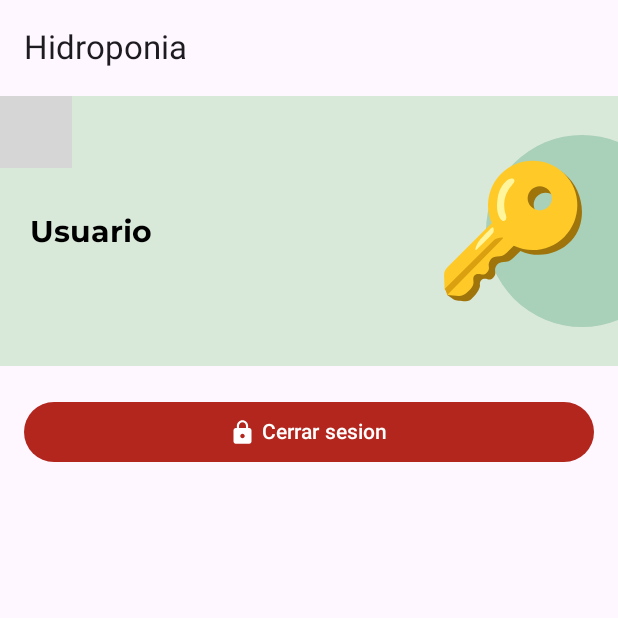
After one commit to GDeGilberto/Hidroponia, an Android app built with Jetpack Compose: the ProfileScreen screen opened through its navigation route, on a phone screen of 412 x 824 dp, the top half of it. The commit adds this screen. Run offline under Robolectric (Android 15) with nearby library versions, the phone set to English and light mode, and no system bars; our stand-ins replace livedata-compose; 3 statements that could not run were skipped; grey boxes are pictures that could not be loaded.

Commit message:
add ProfileScreen but log off

```diff
--- a/app/src/main/java/com/inercy/hidroponia/ui/components/HeaderTitleSimple.kt
+++ b/app/src/main/java/com/inercy/hidroponia/ui/components/HeaderTitleSimple.kt
@@ -27,15 +27,14 @@ import com.inercy.hidroponia.ui.theme.HidroponiaTheme
 /**
  * @param text title of the header
  * @param img image or icon displayed in the header
- * @param description description of the image for accessibility purposes
  */
 @Composable
 fun HeaderTitleSimple(
     text: String = "Title",
     img: Int = R.drawable.greenhouseisometric,
-    description: String = "Image description"
+    modifier: Modifier = Modifier
 ) {
-    Box(modifier = Modifier
+    Box(modifier = modifier
         .fillMaxWidth()
         .height(180.dp)
         .background(color = Color(0xFFD9E9D9))){
@@ -61,7 +60,7 @@ fun HeaderTitleSimple(
 
             Image(
                 painter = painterResource(id = img),
-                contentDescription = description,
+                contentDescription = null,
                 modifier = Modifier.size(100.dp)
             )
         }
--- a/app/src/main/java/com/inercy/hidroponia/ui/navigation/AppNavHost.kt
+++ b/app/src/main/java/com/inercy/hidroponia/ui/navigation/AppNavHost.kt
@@ -6,8 +6,8 @@ import androidx.navigation.NavHostController
 import androidx.navigation.compose.NavHost
 import androidx.navigation.compose.composable
 import com.inercy.hidroponia.ui.screens.GreenHouseScreen
-import com.inercy.hidroponia.ui.screens.auth.AuthViewModel
-import com.inercy.hidroponia.ui.screens.auth.LoginScreen
+import com.inercy.hidroponia.ui.screens.ProfileScreen
+import com.inercy.hidroponia.ui.screens.login.LoginScreen
 import com.inercy.hidroponia.ui.screens.home.HomeScreen
 
 /**
@@ -27,13 +27,13 @@ fun AppNavHost(
             LoginScreen(navController = navController)
         }
         composable(route = AppDestination.Home.route) {
-            HomeScreen(
-                navController = navController,
-                authViewModel = authViewModel,
-            )
+            HomeScreen()
         }
         composable(route = AppDestination.GreenHouse.route) {
             GreenHouseScreen()
         }
+        composable(route = AppDestination.Profile.route) {
+            ProfileScreen(navController = navController)
+        }
     }
 }
--- a/app/src/main/java/com/inercy/hidroponia/ui/navigation/AppTopBar.kt
+++ b/app/src/main/java/com/inercy/hidroponia/ui/navigation/AppTopBar.kt
@@ -3,6 +3,7 @@ package com.inercy.hidroponia.ui.navigation
 import androidx.compose.foundation.layout.RowScope
 import androidx.compose.material.icons.Icons
 import androidx.compose.material.icons.automirrored.filled.ArrowBack
+import androidx.compose.material.icons.filled.Person
 import androidx.compose.material3.ExperimentalMaterial3Api
 import androidx.compose.material3.Icon
 import androidx.compose.material3.IconButton
@@ -12,6 +13,7 @@ import androidx.compose.material3.TopAppBar
 import androidx.compose.material3.TopAppBarDefaults
 import androidx.compose.runtime.Composable
 import androidx.compose.ui.res.stringResource
+import androidx.navigation.NavController
 import com.inercy.hidroponia.R
 
 @OptIn(ExperimentalMaterial3Api::class)
@@ -49,3 +51,14 @@ fun BackButton(navigateUp: () -> Unit = {}) {
         )
     }
 }
+
+@Composable
+fun ProfileButton(navController: NavController) {
+    IconButton(onClick = { navController.navigate(AppDestination.Profile.route) }) {
+        Icon(
+            imageVector = Icons.Default.Person, // Necesitarás importar Icons.Default.Person
+            contentDescription = "Perfil",
+            tint = MaterialTheme.colorScheme.onSurface
+        )
+    }
+}
--- a/app/src/main/java/com/inercy/hidroponia/ui/navigation/Destinations.kt
+++ b/app/src/main/java/com/inercy/hidroponia/ui/navigation/Destinations.kt
@@ -19,6 +19,12 @@ sealed class AppDestination(
         title = "Inicio de sesion",
         showInNavigation = false,
         showBackButton = false
+    )
+    object Profile : AppDestination(
+        route = "profile",
+        icon = Icons.Filled.Lock,
+        title = "Perfil",
+        showBackButton = true
     )
     object Home : AppDestination(
         route = "Home",
--- /dev/null
+++ b/app/src/main/java/com/inercy/hidroponia/ui/screens/ProfileScreen.kt
@@ -0,0 +1,109 @@
+package com.inercy.hidroponia.ui.screens
+
+import androidx.compose.foundation.background
+import androidx.compose.foundation.layout.Arrangement
+import androidx.compose.foundation.layout.Box
+import androidx.compose.foundation.layout.Column
+import androidx.compose.foundation.layout.fillMaxWidth
+import androidx.compose.foundation.layout.padding
+import androidx.compose.foundation.layout.size
+import androidx.compose.material.icons.Icons
+import androidx.compose.material.icons.filled.Https
+import androidx.compose.material3.ButtonDefaults
+import androidx.compose.material3.FilledTonalButton
+import androidx.compose.material3.Icon
+import androidx.compose.material3.MaterialTheme
+import androidx.compose.material3.Surface
+import androidx.compose.material3.Text
+import androidx.compose.runtime.Composable
+import androidx.compose.runtime.LaunchedEffect
+import androidx.compose.runtime.livedata.observeAsState
+import androidx.compose.ui.Modifier
+import androidx.compose.ui.res.stringResource
+import androidx.compose.ui.tooling.preview.Preview
+import androidx.compose.ui.unit.dp
+import androidx.lifecycle.viewmodel.compose.viewModel
+import androidx.navigation.NavController
+import androidx.navigation.compose.rememberNavController
+import com.inercy.hidroponia.R
+import com.inercy.hidroponia.ui.components.HeaderTitleSimple
+import com.inercy.hidroponia.ui.navigation.AppDestination
+import com.inercy.hidroponia.ui.screens.login.AuthState
+import com.inercy.hidroponia.ui.screens.login.LoginViewModel
+import com.inercy.hidroponia.ui.theme.HidroponiaTheme
+
+@Composable
+fun ProfileScreen(
+    navController: NavController,
+    viewModel: LoginViewModel = viewModel()
+) {
+    val authState = viewModel.authState.observeAsState()
+
+    LaunchedEffect(authState.value) {
+        when (authState.value) {
+            is AuthState.Unauthenticated -> navController.navigate(AppDestination.Login.route)
+            else -> Unit
+        }
+    }
+
+    Surface {
+        Column(
+            verticalArrangement = Arrangement.spacedBy(10.dp)
+        ) {
+            HeaderTitleSimple(
+                text = stringResource(R.string.user),
+                img = R.drawable.key,
+                modifier = Modifier.background(MaterialTheme.colorScheme.onErrorContainer)
+            )
+            Box(
+                modifier = Modifier.padding(horizontal = 16.dp, vertical = 10.dp)
+            ) {
+                ButtonLogOut(loginViewModel = viewModel)
+            }
+
+        }
+    }
+}
+
+@Composable
+fun ButtonLogOut(
+    loginViewModel: LoginViewModel,
+    modifier: Modifier = Modifier
+) {
+    FilledTonalButton(
+        onClick = { loginViewModel.signOut() },
+        enabled = true,
+        colors = ButtonDefaults.filledTonalButtonColors(
+            containerColor = MaterialTheme.colorScheme.error,
+            contentColor = MaterialTheme.colorScheme.onError
+        ),
+        modifier = modifier.fillMaxWidth()
+    ) {
+        Icon(
+            imageVector = Icons.Filled.Https,
+            contentDescription = null,
+            modifier = modifier.size(ButtonDefaults.IconSize)
+        )
+        Text(text = stringResource(R.string.log_off), modifier.padding(start = 4.dp))
+    }
+}
+
+@Preview
+@Composable
+fun ProfileScreenPreview() {
+    val loginViewModel = LoginViewModel()
+    val navController = rememberNavController()
+    HidroponiaTheme(darkTheme = false) {
+        ProfileScreen(navController, loginViewModel)
+    }
+}
+
+@Preview
+@Composable
+fun ProfileScreenDarkPreview() {
+    val loginViewModel = LoginViewModel()
+    val navController = rememberNavController()
+    HidroponiaTheme(darkTheme = true) {
+        ProfileScreen(navController, loginViewModel)
+    }
+}
--- /dev/null
+++ b/app/src/main/res/drawable/key.xml
@@ -0,0 +1,21 @@
+<vector xmlns:android="http://schemas.android.com/apk/res/android"
+    android:width="60dp"
+    android:height="60dp"
+    android:viewportWidth="60"
+    android:viewportHeight="60">
+  <path
+      android:pathData="M50.516,7.107C43.719,1.725 33.673,4.182 28.616,8.607C22.953,13.557 22.794,21.38 25.742,27.769L5.314,47.818C4.484,48.633 3.631,54.469 3.673,55.618L6.439,57.549C6.439,57.549 11.122,58.95 13.161,57.357C15.2,55.763 16.991,52.875 16.78,51.577C16.658,50.832 16.817,50.138 17.3,49.664C17.9,49.074 18.856,48.975 19.826,49.299C20.572,49.547 21.402,49.336 21.959,48.788L22.156,48.596C22.948,47.855 23.037,46.993 22.883,46.271C22.644,45.15 23.052,44.222 23.68,43.402C24.223,42.689 25.255,42.389 26.155,42.375C27.777,42.352 28.826,42.005 29.975,40.88L32.966,37.955C39.697,40.955 47.951,39.6 53.309,33.886C60.181,26.555 58.423,13.369 50.516,7.107ZM46.466,22.739C44.591,24.577 41.553,24.577 39.678,22.739C37.803,20.902 37.803,17.916 39.678,16.079C41.553,14.241 44.591,14.241 46.466,16.079C48.341,17.916 48.341,20.902 46.466,22.739Z"
+      android:fillColor="#9E740B"/>
+  <path
+      android:pathData="M50.519,7.106C43.544,0.131 32.238,0.131 25.263,7.106C19.924,12.445 18.677,20.316 21.508,26.845L3.672,44.569C3.257,44.983 2.932,45.478 2.717,46.023C2.501,46.568 2.4,47.152 2.42,47.737L2.627,53.245C3.644,53.817 3.677,55.622 3.677,55.622L8.317,55.978C9.503,56.016 10.652,55.561 11.486,54.727L12.958,53.255C13.877,52.336 14.397,51.037 14.167,49.763C14.022,48.97 14.181,48.23 14.683,47.728C15.274,47.138 16.197,47.025 17.149,47.32C17.941,47.569 18.803,47.409 19.394,46.823L19.596,46.622C20.397,45.858 20.486,44.972 20.331,44.231C20.092,43.078 20.505,42.127 21.133,41.283C21.681,40.547 22.727,40.242 23.631,40.228C25.267,40.205 26.331,39.848 27.489,38.691L30.292,35.902C36.916,39.019 45.053,37.842 50.528,32.367C57.494,25.388 57.494,14.081 50.519,7.106ZM44.144,20.334C42.25,22.228 39.18,22.228 37.291,20.334C35.397,18.441 35.397,15.37 37.291,13.481C39.185,11.587 42.255,11.587 44.144,13.481C46.038,15.37 46.038,18.441 44.144,20.334Z"
+      android:fillColor="#FFCA28"/>
+  <path
+      android:pathData="M2.625,53.245C2.625,53.245 3.206,53.639 3.675,55.622L25.931,32.995C26.658,32.198 23.4,32.611 22.425,33.581L2.625,53.245Z"
+      android:fillColor="#DBA010"/>
+  <path
+      android:pathData="M28.326,9.338C26.497,10.332 24.435,12.994 23.868,16.838C23.352,20.326 23.573,22.749 24.744,24.788C26.071,27.09 27.876,25.871 27.149,23.63C26.671,22.154 26.549,21.596 26.483,20.03C26.432,18.807 26.558,17.574 26.905,16.402C27.768,13.496 29.769,11.588 30.355,10.646C31.101,9.441 29.924,8.462 28.326,9.338Z"
+      android:fillColor="#FFF59D"/>
+  <path
+      android:pathData="M15.491,37.369C14.16,38.504 15.538,34.974 16.56,33.783C17.905,32.208 21.093,28.866 21.655,28.58C22.424,28.191 22.377,30.338 22.063,30.732C20.947,32.11 16.827,36.235 15.491,37.369Z"
+      android:fillColor="#FFF59D"/>
+</vector>
--- a/app/src/main/res/values/strings.xml
+++ b/app/src/main/res/values/strings.xml
@@ -33,4 +33,5 @@
     <string name="password">Contraseña</string>
     <string name="log_in">Iniciar Sesión</string>
     <string name="toggle_password_visibility">Alternar visibiilidad de contraseña</string>
+    <string name="log_off">Cerrar sesion</string>
 </resources>
```
Also changed, not shown: app/src/main/java/com/inercy/hidroponia/ui/UserProfileUiState.kt (added, +11 -0 lines).
